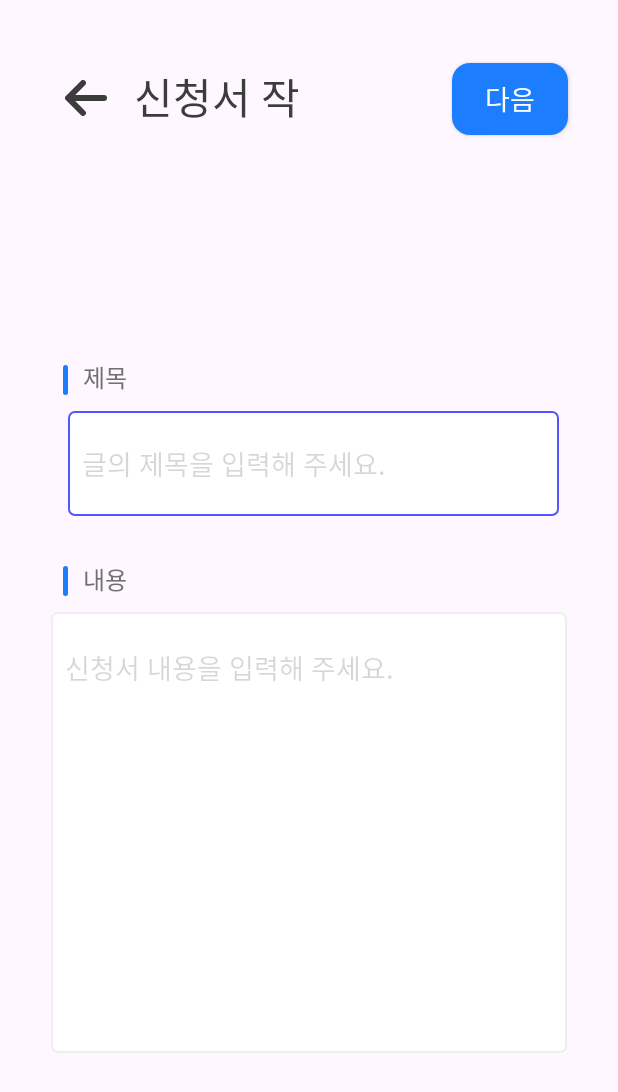
After one commit to minji9988/jj_club_fire, an Android app: the ApplicationForm screen opened directly, with no data from a screen before it, on a phone screen of 412 x 824 dp. The commit adds this screen. Shown: the top 1092 px of the screen. Run offline under Robolectric (Android 15) with nearby library versions, the phone set to English and light mode, and no system bars.

Commit message:
ApplicationForm 2306111610

```diff
--- a/app/src/main/AndroidManifest.xml
+++ b/app/src/main/AndroidManifest.xml
@@ -1,15 +1,12 @@
 <?xml version="1.0" encoding="utf-8"?>
 <manifest xmlns:android="http://schemas.android.com/apk/res/android"
     xmlns:tools="http://schemas.android.com/tools">
-
     <!-- 통신을 위해 internet permission 추가 -->
     <uses-permission android:name="android.permission.INTERNET" />
-    <uses-permission android:name="android.permission.ACCESS_NETWORK_STATE" />
+    <uses-permission android:name="android.permission.ACCESS_NETWORK_STATE" /> <!-- 1카메라 권한 허용과 2앱에 대한 명세 -->
+    <uses-permission android:name="android.permission.CAMERA" />
 
-    <!--   1카메라 권한 허용과 2앱에 대한 명세 -->
-    <uses-permission android:name="android.permission.CAMERA" />
     <uses-feature android:name="android.hardware.camera.any" />
-
 
     <application
         android:allowBackup="true"
@@ -21,6 +18,9 @@
         android:supportsRtl="true"
         android:theme="@style/Theme.Jj_club"
         tools:targetApi="31">
+        <activity
+            android:name=".activities.promotion.ApplicationForm"
+            android:exported="false" />
         <activity
             android:name=".activities.promotion.PromotionWrite4"
             android:exported="false" />
@@ -110,8 +110,7 @@
             android:exported="false" />
         <activity
             android:name=".activities.register.LoginActivity"
-            android:exported="true" >
-
+            android:exported="true">
             <intent-filter>
                 <action android:name="android.intent.action.MAIN" />
 
@@ -121,21 +120,15 @@
         <activity
             android:name=".activities.register.EmailVerificationActivity"
             android:exported="true" />
-
-
         <activity
             android:name=".activities.register.SignUpActivity"
             android:exported="true" />
-
-
-
         <activity
             android:name=".activities.register.SplashActivity"
             android:exported="false" />
         <activity
             android:name=".activities.home.MainActivity"
             android:exported="true" />
-
     </application>
 
 </manifest>
--- /dev/null
+++ b/app/src/main/java/com/example/jj_club/activities/promotion/ApplicationForm.java
@@ -0,0 +1,16 @@
+package com.example.jj_club.activities.promotion;
+
+import androidx.appcompat.app.AppCompatActivity;
+
+import android.os.Bundle;
+
+import com.example.jj_club.R;
+
+public class ApplicationForm extends AppCompatActivity {
+
+    @Override
+    protected void onCreate(Bundle savedInstanceState) {
+        super.onCreate(savedInstanceState);
+        setContentView(R.layout.application_form);
+    }
+}
--- a/app/src/main/java/com/example/jj_club/activities/promotion/PromotionPage.java
+++ b/app/src/main/java/com/example/jj_club/activities/promotion/PromotionPage.java
@@ -1,13 +1,13 @@
 package com.example.jj_club.activities.promotion;
-
-// PromotionPage.java
-
 import androidx.appcompat.app.AppCompatActivity;
 import androidx.fragment.app.Fragment;
 import androidx.fragment.app.FragmentManager;
 import androidx.fragment.app.FragmentTransaction;
 
+import android.content.Intent;
 import android.os.Bundle;
+import android.view.View;
+import android.widget.Button;
 
 import com.example.jj_club.R;
 import com.example.jj_club.fragments.PromotionPageInfoFragment;
@@ -22,6 +22,17 @@ public class PromotionPage extends AppCompatActivity {
         super.onCreate(savedInstanceState);
         setContentView(R.layout.promotion_page);
 
+        // button_application에 클릭 리스너 추가
+        Button applicationButton = findViewById(R.id.button_application);
+        applicationButton.setOnClickListener(new View.OnClickListener() {
+            @Override
+            public void onClick(View v) {
+                // ApplicationForm 액티비티로 이동
+                Intent intent = new Intent(PromotionPage.this, ApplicationForm.class);
+                startActivity(intent);
+            }
+        });
+
         TabLayout tabLayout = findViewById(R.id.tap);
         tabLayout.addOnTabSelectedListener(new TabLayout.OnTabSelectedListener() {
             @Override
@@ -29,16 +40,16 @@ public class PromotionPage extends AppCompatActivity {
                 FragmentManager fragmentManager = getSupportFragmentManager();
                 FragmentTransaction fragmentTransaction = fragmentManager.beginTransaction();
 
-                switch (tab.getId()) {
-                    case R.id.tab_info:
+                switch (tab.getPosition()) {
+                    case 0:
                         PromotionPageInfoFragment infoFragment = new PromotionPageInfoFragment();
                         fragmentTransaction.replace(R.id.information_tap, infoFragment);
                         break;
-                    case R.id.tab_reviews:
+                    case 1:
                         PromotionPageReviewsFragment reviewsFragment = new PromotionPageReviewsFragment();
                         fragmentTransaction.replace(R.id.information_tap, reviewsFragment);
                         break;
-                    case R.id.tab_qa:
+                    case 2:
                         PromotionPageQAFragment qaFragment = new PromotionPageQAFragment();
                         fragmentTransaction.replace(R.id.information_tap, qaFragment);
                         break;
@@ -51,12 +62,12 @@ public class PromotionPage extends AppCompatActivity {
 
             @Override
             public void onTabUnselected(TabLayout.Tab tab) {
-                // Handle tab unselected event if needed
+                // 필요한 경우 탭 선택 취소 이벤트 처리
             }
 
             @Override
             public void onTabReselected(TabLayout.Tab tab) {
-                // Handle tab reselected event if needed
+                // 필요한 경우 탭 다시 선택 이벤트 처리
             }
         });
     }
--- /dev/null
+++ b/app/src/main/res/layout/application_form.xml
@@ -0,0 +1,130 @@
+<?xml version="1.0" encoding="utf-8"?>
+<RelativeLayout xmlns:android="http://schemas.android.com/apk/res/android"
+    xmlns:app="http://schemas.android.com/apk/res-auto"
+    xmlns:tools="http://schemas.android.com/tools"
+    android:layout_width="match_parent"
+    android:layout_height="match_parent"
+    tools:context=".activities.promotion.ApplicationForm">
+
+    <ImageView
+        android:id="@+id/imageView"
+        android:layout_width="28dp"
+        android:layout_height="24dp"
+        android:layout_alignParentTop="true"
+        android:layout_alignParentLeft="true"
+        android:layout_marginTop="53dp"
+        android:layout_marginLeft="43dp"
+        android:background="#00000000"
+        android:src="@drawable/arrow_left"></ImageView>
+
+    <TextView
+        android:layout_width="136dp"
+        android:layout_height="40dp"
+        android:layout_alignParentTop="true"
+        android:layout_alignParentLeft="true"
+        android:layout_marginTop="43dp"
+        android:layout_marginLeft="89dp"
+        android:fontFamily="@font/fontbold"
+        android:includeFontPadding="false"
+        android:lineSpacingExtra="12sp"
+        android:text="신청서 작성"
+        android:textColor="#3c3c3c"
+        android:textSize="28sp"
+        app:layout_constraintStart_toEndOf="@+id/imageView"
+        app:layout_constraintTop_toTopOf="parent" />
+
+    <android.widget.Button
+        android:id="@+id/button_next"
+        android:layout_width="77dp"
+        android:layout_height="48dp"
+        android:layout_alignParentTop="true"
+        android:layout_alignParentRight="true"
+        android:layout_marginTop="42dp"
+        android:layout_marginRight="33dp"
+        android:background="@drawable/btn_round_blue_box"
+        android:text="다음"
+        android:textColor="#ffffff"
+        android:textSize="18sp" />
+
+    <View
+        android:id="@+id/view6"
+        android:layout_width="3dp"
+        android:layout_height="20dp"
+        android:layout_alignParentTop="true"
+        android:layout_alignParentLeft="true"
+        android:layout_marginTop="243dp"
+        android:layout_marginLeft="42dp"
+        android:background="@drawable/btn_round_blue_box"></View>
+
+
+    <EditText
+        android:id="@+id/editTextTitle"
+        android:layout_width="344dp"
+        android:layout_height="70dp"
+        android:layout_alignParentLeft="true"
+        android:layout_alignParentTop="true"
+        android:layout_alignParentRight="true"
+        android:layout_marginLeft="45dp"
+        android:layout_marginTop="274dp"
+        android:layout_marginRight="39dp"
+        android:background="@drawable/edittext_rounded_corner_rectangle"
+        android:ems="10"
+        android:hint="  글의 제목을 입력해 주세요."
+        android:inputType="text"
+        android:textColorHint="#29000000" />
+
+    <TextView
+        android:id="@+id/textView3"
+        android:layout_width="48dp"
+        android:layout_height="24dp"
+        android:layout_alignParentTop="true"
+        android:layout_alignParentLeft="true"
+        android:layout_marginTop="239dp"
+        android:layout_marginLeft="55dp"
+        android:lineSpacingExtra="8sp"
+        android:text="제목"
+        android:textColor="#707070"
+        android:textSize="16sp"
+        android:fontFamily="@font/fontregular"
+        android:includeFontPadding="false" />
+
+    <TextView
+        android:id="@+id/textView4"
+        android:layout_width="wrap_content"
+        android:layout_height="24dp"
+        android:layout_alignParentLeft="true"
+        android:layout_alignParentTop="true"
+        android:layout_marginLeft="55dp"
+        android:layout_marginTop="374dp"
+        android:fontFamily="@font/fontregular"
+        android:includeFontPadding="false"
+        android:lineSpacingExtra="8sp"
+        android:text="내용"
+        android:textColor="#707070"
+        android:textSize="16sp" />
+
+    <View
+        android:id="@+id/view"
+        android:layout_width="3dp"
+        android:layout_height="20dp"
+        android:layout_alignParentLeft="true"
+        android:layout_alignParentTop="true"
+        android:layout_marginLeft="42dp"
+        android:layout_marginTop="377dp"
+        android:background="@drawable/btn_round_blue_box"></View>
+
+    <EditText
+        android:id="@+id/editTextGroupName"
+        android:layout_width="344dp"
+        android:layout_height="294dp"
+        android:layout_alignParentTop="true"
+        android:layout_centerHorizontal="true"
+        android:layout_marginTop="408dp"
+        android:background="@drawable/edittext_rounded_corner_rectangle"
+        android:ems="10"
+        android:hint="\n  신청서 내용을 입력해 주세요."
+        android:inputType="textMultiLine"
+        android:gravity="top"
+        android:textColorHint="#29000000" />
+
+</RelativeLayout>
--- a/app/src/main/res/layout/promotion_page.xml
+++ b/app/src/main/res/layout/promotion_page.xml
@@ -25,7 +25,7 @@
             android:src="@drawable/arrow_left"></ImageView>
 
         <android.widget.Button
-            android:id="@+id/button_next5"
+            android:id="@+id/button_application"
             android:layout_width="77dp"
             android:layout_height="48dp"
             android:layout_alignParentTop="true"
```
